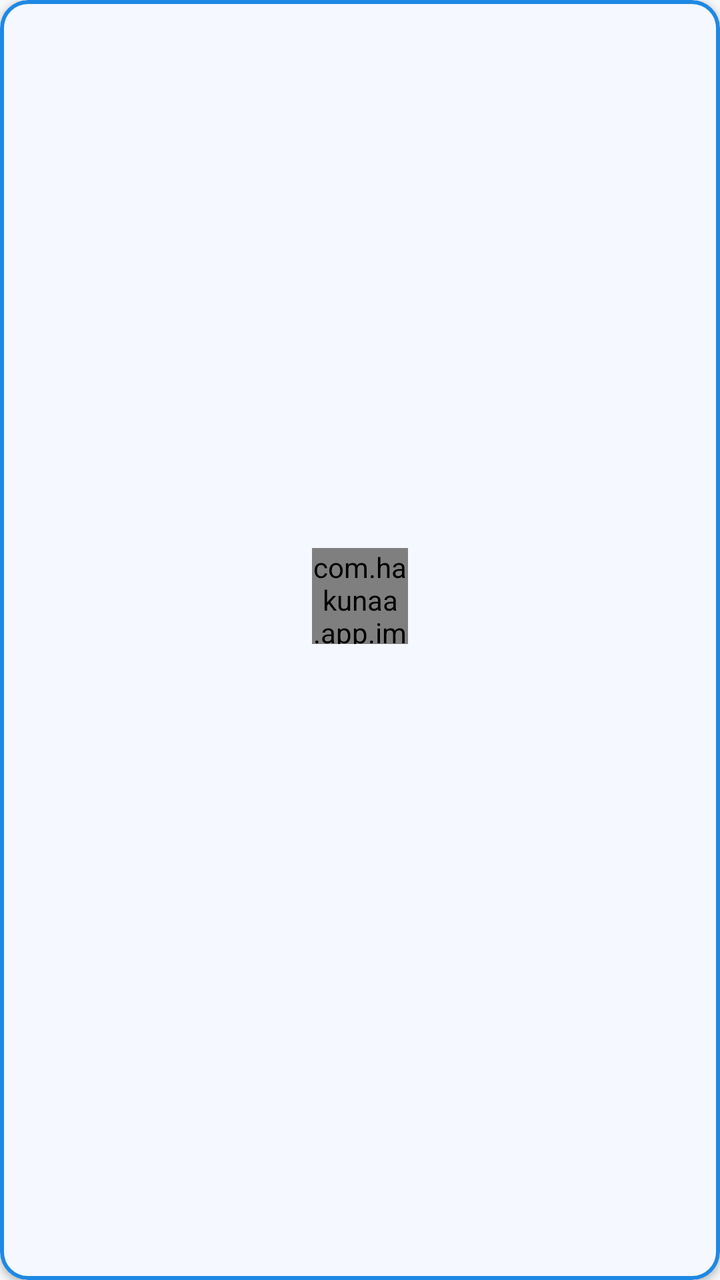
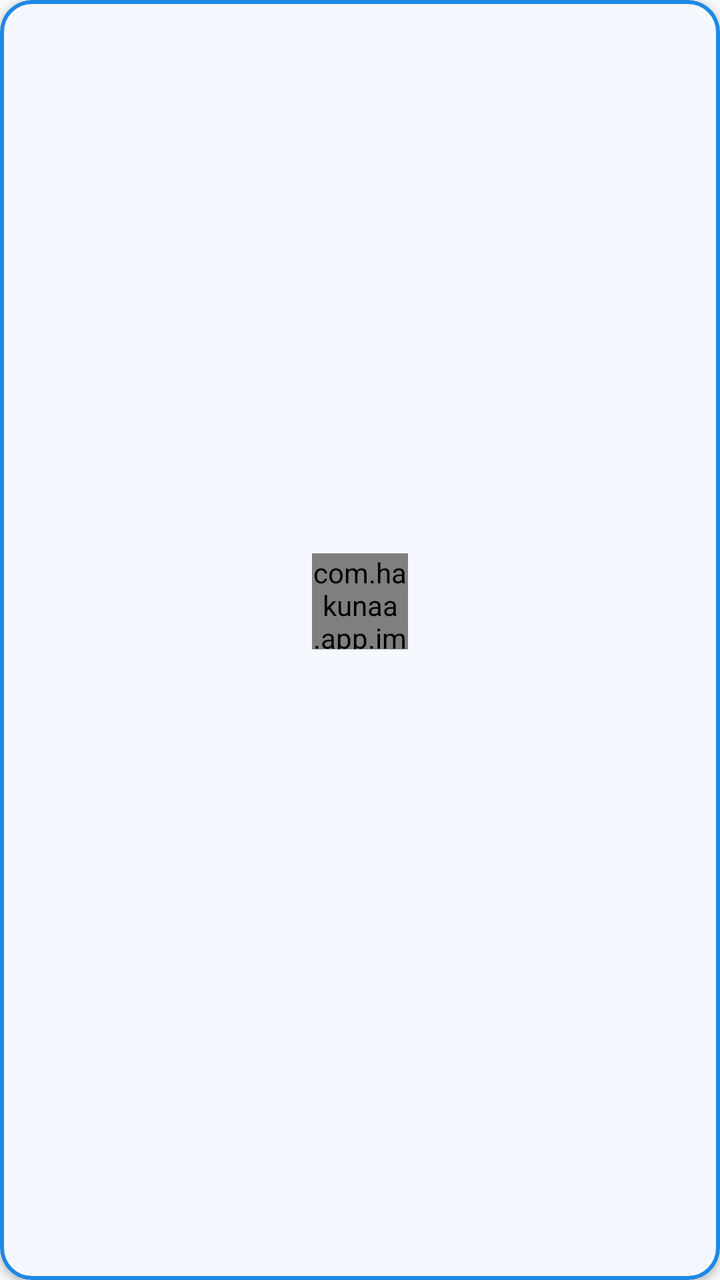

Screens rendered from an Android XML layout before and after an edit, with the pre-edit source and the edit as a unified diff.
<!-- AndroidManifest.xml: application theme Theme.Hakunaa -->
<!-- res/layout/item_image_tool.xml -->
<?xml version="1.0" encoding="utf-8"?>
<com.google.android.material.card.MaterialCardView
    xmlns:android="http://schemas.android.com/apk/res/android"
    xmlns:app="http://schemas.android.com/apk/res-auto"
    android:layout_width="match_parent"
    android:layout_height="wrap_content"
    app:cardBackgroundColor="#F5F8FF"
    app:cardCornerRadius="14dp"
    app:cardElevation="2dp"
    app:strokeColor="#1E88E5"
    app:strokeWidth="2dp">

    <LinearLayout
        android:layout_width="match_parent"
        android:layout_height="match_parent"
        android:gravity="center"
        android:orientation="vertical"
        android:padding="12dp">

        <com.hakunaa.app.image.ImageIconView
            android:id="@+id/ivIcon"
            android:layout_width="48dp"
            android:layout_height="48dp" />

        <TextView
            android:id="@+id/tvTitle"
            android:layout_width="wrap_content"
            android:layout_height="wrap_content"
            android:layout_marginTop="8dp"
            android:ellipsize="end"
            android:maxLines="1"
            android:textColor="@color/hakunaa_text"
            android:textSize="14sp"
            android:textStyle="bold" />

        <TextView
            android:id="@+id/tvSubtitle"
            android:layout_width="wrap_content"
            android:layout_height="wrap_content"
            android:layout_marginTop="2dp"
            android:ellipsize="end"
            android:maxLines="1"
            android:textColor="@color/hakunaa_text_secondary"
            android:textSize="11sp" />
    </LinearLayout>
</com.google.android.material.card.MaterialCardView>
<!-- resources referenced by this layout -->
<resources>
  <color name="hakunaa_text">#111827</color>
  <color name="hakunaa_text_secondary">#5B6472</color>
  <style name="Theme.Hakunaa" parent="Theme.Material3.Light.NoActionBar">
          <item name="colorPrimary">@color/hakunaa_primary</item>
          <item name="colorPrimaryDark">@color/hakunaa_primary_dark</item>
          <item name="colorOnPrimary">@color/hakunaa_on_primary</item>
          <item name="android:windowBackground">@color/hakunaa_background</item>
          <item name="colorSurface">@color/hakunaa_surface</item>
          <item name="android:textColorPrimary">@color/hakunaa_text</item>
          <item name="android:textColorSecondary">@color/hakunaa_text_secondary</item>
      </style>
  <color name="hakunaa_primary">#0B57D0</color>
  <color name="hakunaa_primary_dark">#0842A0</color>
  <color name="hakunaa_on_primary">#FFFFFF</color>
  <color name="hakunaa_background">#F6F7F9</color>
  <color name="hakunaa_surface">#FFFFFF</color>
</resources>

<!-- the commit's change to res/layout/item_image_tool.xml (unified diff, before → after) -->
@@ -5,7 +5,7 @@
     android:layout_width="match_parent"
     android:layout_height="wrap_content"
     app:cardBackgroundColor="#F5F8FF"
-    app:cardCornerRadius="14dp"
+    app:cardCornerRadius="16dp"
     app:cardElevation="2dp"
     app:strokeColor="#1E88E5"
     app:strokeWidth="2dp">
@@ -15,7 +15,7 @@
         android:layout_height="match_parent"
         android:gravity="center"
         android:orientation="vertical"
-        android:padding="12dp">
+        android:padding="6dp">
 
         <com.hakunaa.app.image.ImageIconView
             android:id="@+id/ivIcon"
@@ -26,8 +26,9 @@
             android:id="@+id/tvTitle"
             android:layout_width="wrap_content"
             android:layout_height="wrap_content"
-            android:layout_marginTop="8dp"
+            android:layout_marginTop="6dp"
             android:ellipsize="end"
+            android:includeFontPadding="false"
             android:maxLines="1"
             android:textColor="@color/hakunaa_text"
             android:textSize="14sp"
@@ -39,8 +40,9 @@
             android:layout_height="wrap_content"
             android:layout_marginTop="2dp"
             android:ellipsize="end"
+            android:includeFontPadding="false"
             android:maxLines="1"
             android:textColor="@color/hakunaa_text_secondary"
-            android:textSize="11sp" />
+            android:textSize="12sp" />
     </LinearLayout>
 </com.google.android.material.card.MaterialCardView>
